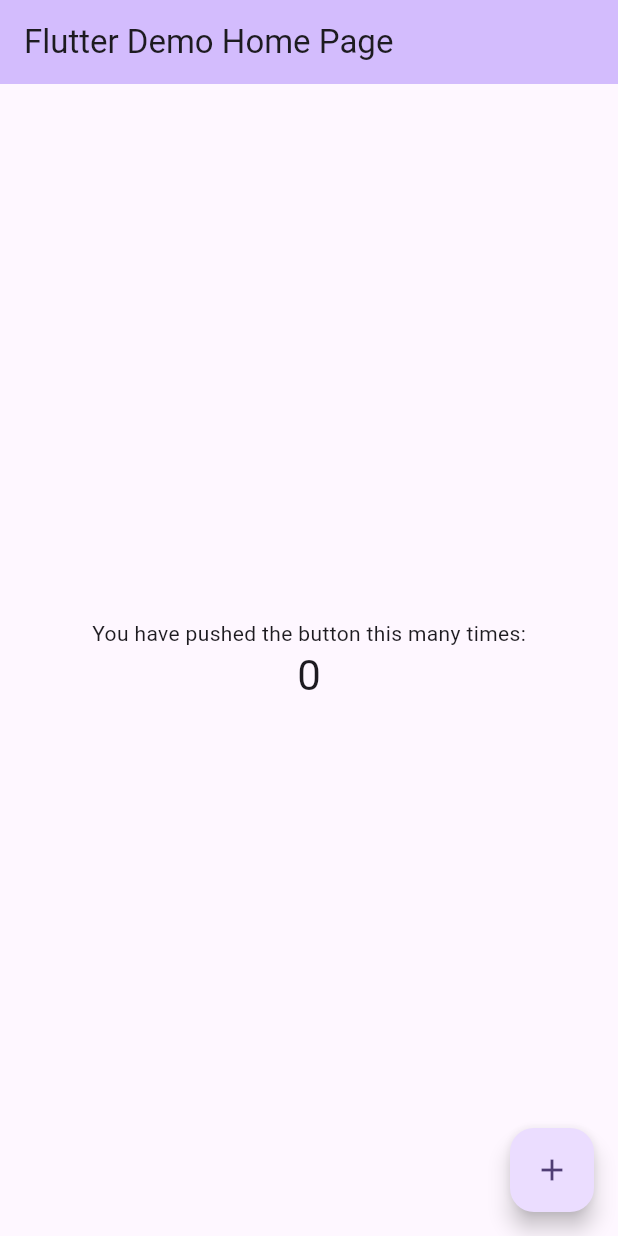
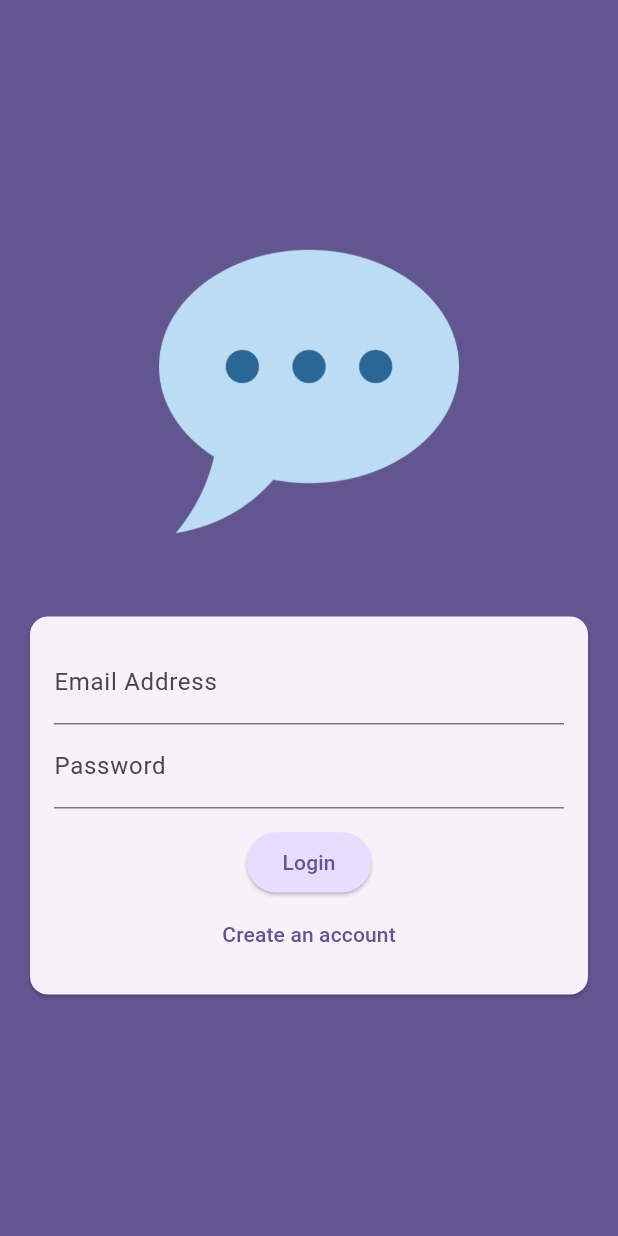
Before and after one commit to atul-kumar-shahi/flutter-projects, a Flutter app: the screen it shows after launch, on a phone screen of 412 x 824 dp. Run offline on Flutter 3.47's test engine with Material 3 defaults, Android fonts, the phone set to English and light mode, and no system bars; our stand-ins replace firebase_auth, firebase_core, flutter_riverpod, google_fonts, image_picker, location and 2 more; accounts and stored records are empty.

Commit message:
completed authentication process

```diff
--- a/chat_app/lib/main.dart
+++ b/chat_app/lib/main.dart
@@ -1,125 +1,44 @@
+import 'package:chat_app/screen/auth.dart';
+import 'package:chat_app/screen/char.dart';
+import 'package:chat_app/screen/splash.dart';
+import 'package:firebase_auth/firebase_auth.dart';
 import 'package:flutter/material.dart';
 
-void main() {
-  runApp(const MyApp());
+import 'package:firebase_core/firebase_core.dart';
+import 'firebase_options.dart';
+
+void main()async {
+  WidgetsFlutterBinding.ensureInitialized();
+  await Firebase.initializeApp(
+    options: DefaultFirebaseOptions.currentPlatform,
+  );
+  runApp(const App());
 }
 
-class MyApp extends StatelessWidget {
-  const MyApp({super.key});
+class App extends StatelessWidget {
+  const App({super.key});
 
-  // This widget is the root of your application.
   @override
   Widget build(BuildContext context) {
     return MaterialApp(
-      title: 'Flutter Demo',
-      theme: ThemeData(
-        // This is the theme of your application.
-        //
-        // TRY THIS: Try running your application with "flutter run". You'll see
-        // the application has a blue toolbar. Then, without quitting the app,
-        // try changing the seedColor in the colorScheme below to Colors.green
-        // and then invoke "hot reload" (save your changes or press the "hot
-        // reload" button in a Flutter-supported IDE, or press "r" if you used
-        // the command line to start the app).
-        //
-        // Notice that the counter didn't reset back to zero; the application
-        // state is not lost during the reload. To reset the state, use hot
-        // restart instead.
-        //
-        // This works for code too, not just values: Most code changes can be
-        // tested with just a hot reload.
-        colorScheme: ColorScheme.fromSeed(seedColor: Colors.deepPurple),
-        useMaterial3: true,
-      ),
-      home: const MyHomePage(title: 'Flutter Demo Home Page'),
+        title: 'FlutterChat',
+        theme: ThemeData().copyWith(
+          useMaterial3: true,
+          colorScheme: ColorScheme.fromSeed(
+              seedColor: const Color.fromARGB(255, 63, 17, 177)),
+        ),
+        home:StreamBuilder(stream: FirebaseAuth.instance.authStateChanges(), builder: (ctx,snapshot){
+
+          if(snapshot.connectionState==ConnectionState.waiting){
+            return const SplashScreen();
+          }
+
+          if(snapshot.hasData){
+            return const ChatScreen();
+
+          }
+          return const AuthScreen();
+        }),
     );
   }
 }
-
-class MyHomePage extends StatefulWidget {
-  const MyHomePage({super.key, required this.title});
-
-  // This widget is the home page of your application. It is stateful, meaning
-  // that it has a State object (defined below) that contains fields that affect
-  // how it looks.
-
-  // This class is the configuration for the state. It holds the values (in this
-  // case the title) provided by the parent (in this case the App widget) and
-  // used by the build method of the State. Fields in a Widget subclass are
-  // always marked "final".
-
-  final String title;
-
-  @override
-  State<MyHomePage> createState() => _MyHomePageState();
-}
-
-class _MyHomePageState extends State<MyHomePage> {
-  int _counter = 0;
-
-  void _incrementCounter() {
-    setState(() {
-      // This call to setState tells the Flutter framework that something has
-      // changed in this State, which causes it to rerun the build method below
-      // so that the display can reflect the updated values. If we changed
-      // _counter without calling setState(), then the build method would not be
-      // called again, and so nothing would appear to happen.
-      _counter++;
-    });
-  }
-
-  @override
-  Widget build(BuildContext context) {
-    // This method is rerun every time setState is called, for instance as done
-    // by the _incrementCounter method above.
-    //
-    // The Flutter framework has been optimized to make rerunning build methods
-    // fast, so that you can just rebuild anything that needs updating rather
-    // than having to individually change instances of widgets.
-    return Scaffold(
-      appBar: AppBar(
-        // TRY THIS: Try changing the color here to a specific color (to
-        // Colors.amber, perhaps?) and trigger a hot reload to see the AppBar
-        // change color while the other colors stay the same.
-        backgroundColor: Theme.of(context).colorScheme.inversePrimary,
-        // Here we take the value from the MyHomePage object that was created by
-        // the App.build method, and use it to set our appbar title.
-        title: Text(widget.title),
-      ),
-      body: Center(
-        // Center is a layout widget. It takes a single child and positions it
-        // in the middle of the parent.
-        child: Column(
-          // Column is also a layout widget. It takes a list of children and
-          // arranges them vertically. By default, it sizes itself to fit its
-          // children horizontally, and tries to be as tall as its parent.
-          //
-          // Column has various properties to control how it sizes itself and
-          // how it positions its children. Here we use mainAxisAlignment to
-          // center the children vertically; the main axis here is the vertical
-          // axis because Columns are vertical (the cross axis would be
-          // horizontal).
-          //
-          // TRY THIS: Invoke "debug painting" (choose the "Toggle Debug Paint"
-          // action in the IDE, or press "p" in the console), to see the
-          // wireframe for each widget.
-          mainAxisAlignment: MainAxisAlignment.center,
-          children: <Widget>[
-            const Text(
-              'You have pushed the button this many times:',
-            ),
-            Text(
-              '$_counter',
-              style: Theme.of(context).textTheme.headlineMedium,
-            ),
-          ],
-        ),
-      ),
-      floatingActionButton: FloatingActionButton(
-        onPressed: _incrementCounter,
-        tooltip: 'Increment',
-        child: const Icon(Icons.add),
-      ), // This trailing comma makes auto-formatting nicer for build methods.
-    );
-  }
-}
--- /dev/null
+++ b/chat_app/lib/screen/auth.dart
@@ -0,0 +1,140 @@
+import 'package:flutter/material.dart';
+import 'package:firebase_auth/firebase_auth.dart';
+
+final _firebase=FirebaseAuth.instance;
+
+class AuthScreen extends StatefulWidget {
+  const AuthScreen({super.key});
+
+  @override
+  State<AuthScreen> createState() => _AuthScreenState();
+}
+
+class _AuthScreenState extends State<AuthScreen> {
+
+  final _form=GlobalKey<FormState>();
+
+  var _isLogin = true;
+  var _enteredEmail='';
+  var _enteredPassword='';
+
+  void _submit()async{
+    final isvalid=_form.currentState!.validate();
+
+    if(!isvalid){
+      return;
+    }
+    _form.currentState!.save();
+
+    if(_isLogin){
+      try{
+        final userCredential=await _firebase.signInWithEmailAndPassword(email: _enteredEmail, password: _enteredPassword);
+
+      }on FirebaseAuthException catch(error){
+        if(error.code=='incorrect email or password'){
+
+        }
+        ScaffoldMessenger.of(context).clearSnackBars();
+        ScaffoldMessenger.of(context).showSnackBar(SnackBar(content: Text(error.message??'Authentication failed')));
+      }
+    }
+    else{
+      try{
+        final userCredentials=await _firebase.createUserWithEmailAndPassword(email: _enteredEmail, password: _enteredPassword);
+      }on FirebaseAuthException catch(error){
+        if(error.code=='email-already-in-use'){
+
+        }
+        ScaffoldMessenger.of(context).clearSnackBars();
+        ScaffoldMessenger.of(context).showSnackBar(SnackBar(content: Text(error.message??'Authentication Failed')));
+      }
+    }
+  }
+
+  @override
+  Widget build(BuildContext context) {
+    return Scaffold(
+      backgroundColor: Theme.of(context).colorScheme.primary,
+      body: Center(
+        child: SingleChildScrollView(
+          child: Column(
+            mainAxisAlignment: MainAxisAlignment.center,
+            children: [
+              Container(
+                  margin: const EdgeInsets.only(
+                      top: 20, bottom: 30, left: 20, right: 20),
+                  width: 200,
+                  child: Image.asset('images/chat.png')),
+              Card(
+                margin: const EdgeInsets.all(20),
+                child: SingleChildScrollView(
+                  child: Padding(
+                    padding: const EdgeInsets.all(16),
+                    child: Form(
+                      key: _form,
+                      child: Column(
+                        mainAxisSize: MainAxisSize.min,
+                        children: [
+                          TextFormField(
+                            decoration: const InputDecoration(
+                              label: Text('Email Address'),
+                            ),
+                            keyboardType: TextInputType.emailAddress,
+                            autocorrect: false,
+                            textCapitalization: TextCapitalization.none,
+                            validator: (value){
+                              if(value==null||value.trim().isEmpty||!value.contains('@')){
+                                return 'Please enter a valid email address.';
+                              }
+                              return null;
+                            },
+                            onSaved: (newValue){
+                              _enteredEmail=newValue!;
+                            },
+                          ),
+                          TextFormField(
+                            decoration: const InputDecoration(
+                              label: Text('Password'),
+                            ),
+                            obscureText: true,
+                            validator: (value){
+                              if(value==null||value.trim().length<6){
+                                return 'Password must be at least 6 character long';
+                              }
+                              return null;
+
+                            },
+                            onSaved: (newValue){
+                              _enteredPassword=newValue!;
+                            },
+                          ),
+                          const SizedBox(
+                            height: 12,
+                          ),
+                          ElevatedButton(
+                            onPressed:_submit,
+                            style: ElevatedButton.styleFrom(backgroundColor: Theme.of(context).colorScheme.primaryContainer),
+                            child: Text(_isLogin ? 'Login' : 'Signup'),
+                          ),
+                          TextButton(
+                              onPressed: () {
+                                setState(() {
+                                  _isLogin = !_isLogin;
+                                });
+                              },
+                              child: Text(_isLogin
+                                  ? 'Create an account'
+                                  : 'I already have an account')),
+                        ],
+                      ),
+                    ),
+                  ),
+                ),
+              )
+            ],
+          ),
+        ),
+      ),
+    );
+  }
+}
```
Also changed, not shown: chat_app/lib/screen/char.dart (added, +24 -0 lines), chat_app/lib/screen/splash.dart (added, +16 -0 lines), chat_app/pubspec.yaml (+4 -3 lines), chat_app/images/chat.png (added), chat_app/lib/firebase_options.dart (added), chat_app/pubspec.lock, 8 other files.
